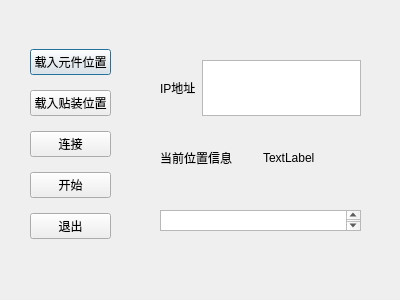
First picture: the form in untitled.ui, repository wer010/l3robot_control, before the edit.
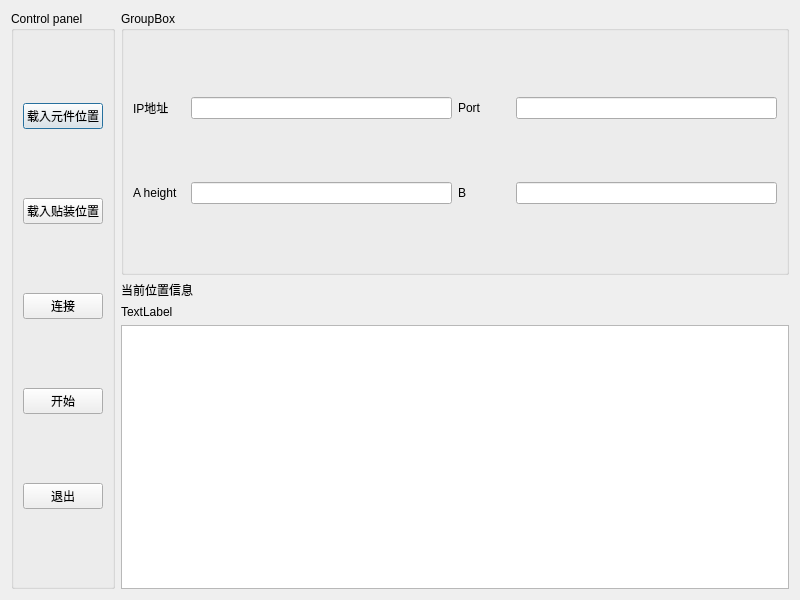
Second picture: the form after the edit.

Commit message: interface has done, the next one is pandas

The edit to the form file:
```diff
--- a/untitled.ui
+++ b/untitled.ui
@@ -6,53 +6,58 @@
    <rect>
     <x>0</x>
     <y>0</y>
-    <width>400</width>
-    <height>300</height>
+    <width>800</width>
+    <height>600</height>
    </rect>
   </property>
   <property name="windowTitle">
    <string>Dialog</string>
   </property>
-  <widget class="QWidget" name="verticalLayoutWidget">
-   <property name="geometry">
-    <rect>
-     <x>30</x>
-     <y>40</y>
-     <width>81</width>
-     <height>211</height>
-    </rect>
-   </property>
-   <layout class="QVBoxLayout" name="verticalLayout">
+  <layout class="QHBoxLayout" name="horizontalLayout">
+   <item>
+    <layout class="QVBoxLayout" name="verticalLayout_3">
+     <item>
+      <widget class="QGroupBox" name="Groupbox">
+       <property name="sizePolicy">
+        <sizepolicy hsizetype="Preferred" vsizetype="Preferred">
+         <horstretch>0</horstretch>
+         <verstretch>0</verstretch>
+        </sizepolicy>
+       </property>
+       <property name="title">
+        <string>Control panel</string>
+       </property>
+       <layout class="QVBoxLayout" name="verticalLayout_4">
     <item>
-     <widget class="QPushButton" name="pushButton_2">
+         <widget class="QPushButton" name="pushButton_loadA">
       <property name="text">
        <string>载入元件位置</string>
       </property>
      </widget>
     </item>
     <item>
-     <widget class="QPushButton" name="pushButton_3">
+         <widget class="QPushButton" name="pushButton_loadB">
       <property name="text">
        <string>载入贴装位置</string>
       </property>
      </widget>
     </item>
     <item>
-     <widget class="QPushButton" name="pushButton_5">
+         <widget class="QPushButton" name="pushButton_connect">
       <property name="text">
        <string>连接</string>
       </property>
      </widget>
     </item>
     <item>
-     <widget class="QPushButton" name="pushButton">
+         <widget class="QPushButton" name="pushButton_start">
       <property name="text">
        <string>开始</string>
       </property>
      </widget>
     </item>
     <item>
-     <widget class="QPushButton" name="pushButton_4">
+         <widget class="QPushButton" name="pushButton_exit">
       <property name="text">
        <string>退出</string>
       </property>
@@ -60,41 +65,92 @@
     </item>
    </layout>
   </widget>
-  <widget class="QWidget" name="horizontalLayoutWidget">
-   <property name="geometry">
-    <rect>
-     <x>160</x>
-     <y>60</y>
-     <width>201</width>
-     <height>56</height>
-    </rect>
-   </property>
-   <layout class="QHBoxLayout" name="horizontalLayout">
+     </item>
+    </layout>
+   </item>
     <item>
+    <layout class="QVBoxLayout" name="verticalLayout">
+     <item>
+      <widget class="QGroupBox" name="groupBox">
+       <property name="sizePolicy">
+        <sizepolicy hsizetype="Preferred" vsizetype="Preferred">
+         <horstretch>7</horstretch>
+         <verstretch>1</verstretch>
+        </sizepolicy>
+       </property>
+       <property name="title">
+        <string>GroupBox</string>
+       </property>
+       <layout class="QGridLayout" name="gridLayout">
+        <item row="0" column="1">
+         <widget class="QLineEdit" name="lineEdit_ipaddress">
+          <property name="sizePolicy">
+           <sizepolicy hsizetype="Expanding" vsizetype="Fixed">
+            <horstretch>5</horstretch>
+            <verstretch>0</verstretch>
+           </sizepolicy>
+          </property>
+         </widget>
+        </item>
+        <item row="1" column="0">
+         <widget class="QLabel" name="label_4">
+          <property name="text">
+           <string>A height</string>
+          </property>
+         </widget>
+        </item>
+        <item row="1" column="1">
+         <widget class="QLineEdit" name="lineEdit_Aheight"/>
+        </item>
+        <item row="0" column="0">
      <widget class="QLabel" name="label">
+          <property name="sizePolicy">
+           <sizepolicy hsizetype="Preferred" vsizetype="Preferred">
+            <horstretch>1</horstretch>
+            <verstretch>0</verstretch>
+           </sizepolicy>
+          </property>
       <property name="text">
        <string>IP地址</string>
       </property>
      </widget>
     </item>
-    <item>
-     <widget class="QTextEdit" name="textEdit"/>
+        <item row="0" column="2">
+         <widget class="QLabel" name="label_3">
+          <property name="sizePolicy">
+           <sizepolicy hsizetype="Preferred" vsizetype="Preferred">
+            <horstretch>1</horstretch>
+            <verstretch>0</verstretch>
+           </sizepolicy>
+          </property>
+          <property name="text">
+           <string>Port</string>
+          </property>
+         </widget>
+        </item>
+        <item row="0" column="3">
+         <widget class="QLineEdit" name="lineEdit">
+          <property name="sizePolicy">
+           <sizepolicy hsizetype="Expanding" vsizetype="Fixed">
+            <horstretch>5</horstretch>
+            <verstretch>0</verstretch>
+           </sizepolicy>
+          </property>
+         </widget>
+        </item>
+        <item row="1" column="2">
+         <widget class="QLabel" name="label_5">
+          <property name="text">
+           <string>B</string>
+          </property>
+         </widget>
+        </item>
+        <item row="1" column="3">
+         <widget class="QLineEdit" name="lineEdit_Bheight"/>
     </item>
    </layout>
   </widget>
-  <widget class="QWidget" name="horizontalLayoutWidget_2">
-   <property name="geometry">
-    <rect>
-     <x>160</x>
-     <y>130</y>
-     <width>201</width>
-     <height>56</height>
-    </rect>
-   </property>
-   <layout class="QHBoxLayout" name="horizontalLayout_2">
-    <property name="spacing">
-     <number>4</number>
-    </property>
+     </item>
     <item>
      <widget class="QLabel" name="label_2">
       <property name="text">
@@ -103,24 +159,25 @@
      </widget>
     </item>
     <item>
-     <widget class="QLabel" name="label_3">
+      <widget class="QLabel" name="label_status">
       <property name="text">
        <string>TextLabel</string>
       </property>
      </widget>
     </item>
-   </layout>
-  </widget>
-  <widget class="QTextBrowser" name="textBrowser">
-   <property name="geometry">
-    <rect>
-     <x>160</x>
-     <y>210</y>
-     <width>201</width>
-     <height>21</height>
-    </rect>
-   </property>
-  </widget>
+     <item>
+      <widget class="QTableView" name="tableView">
+       <property name="sizePolicy">
+        <sizepolicy hsizetype="Expanding" vsizetype="Preferred">
+         <horstretch>0</horstretch>
+         <verstretch>1</verstretch>
+        </sizepolicy>
+       </property>
+      </widget>
+     </item>
+    </layout>
+   </item>
+  </layout>
  </widget>
  <resources/>
  <connections/>
```
Lines whose indentation alone changed are shown as unchanged. The commit also changes 2 other files.
